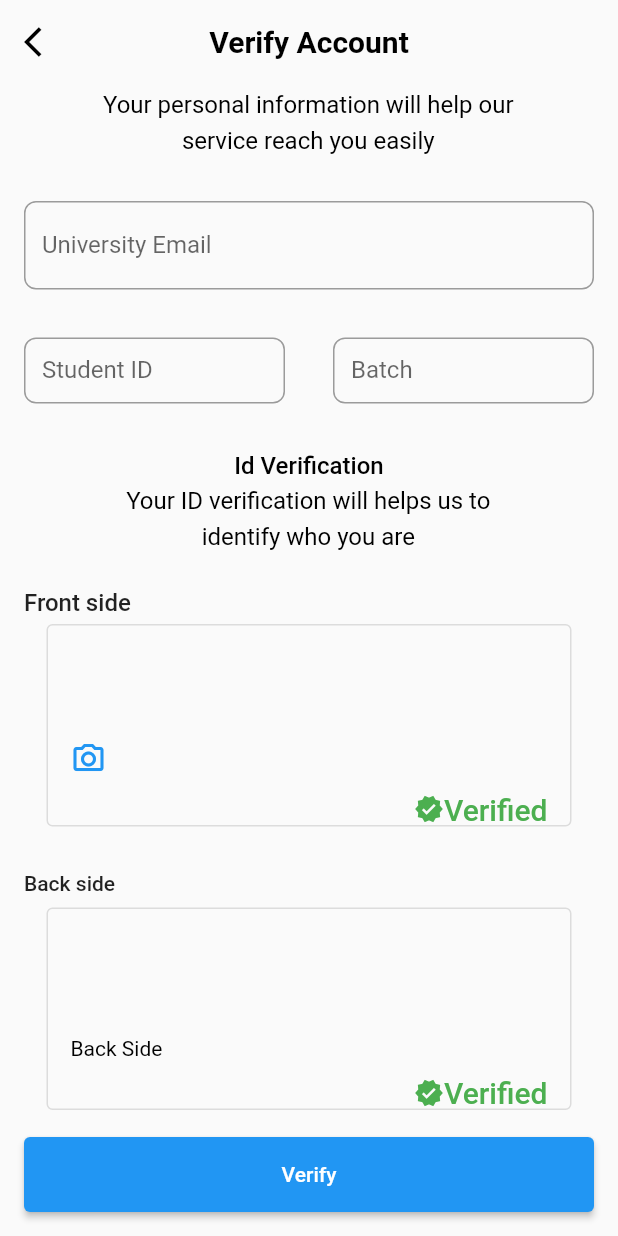
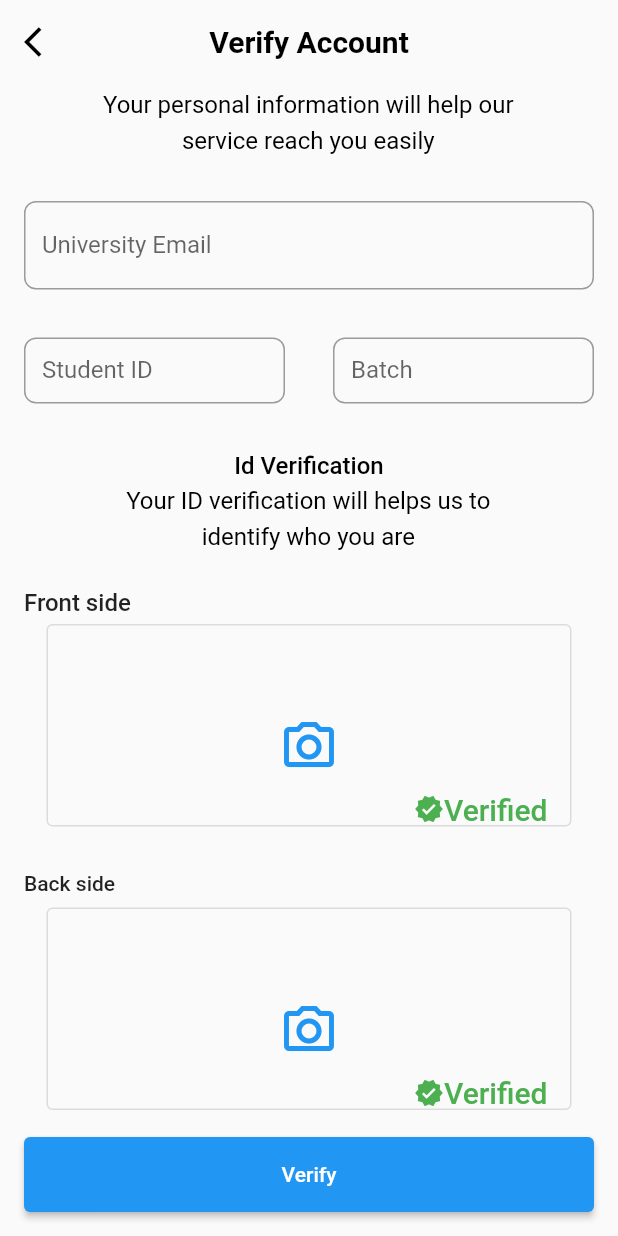
Before and after one commit to Amanthakeshan2000/Mobile-Application-Development-Full-project-, a Flutter app: the screen it shows after launch, on a phone screen of 412 x 824 dp. Run offline on Flutter 3.47's test engine with Material 2 defaults, Android fonts, the phone set to English and light mode, and no system bars; Roboto replaces fonts that are missing (Poppins, poppins).

Commit message:
camera icon

```diff
--- a/mobile_application/lib/pages/verify_account_1.dart
+++ b/mobile_application/lib/pages/verify_account_1.dart
@@ -1,3 +1,5 @@
+// ignore_for_file: prefer_const_literals_to_create_immutables, prefer_const_constructors
+
 import 'package:flutter/material.dart';
 
 class MyPage extends StatelessWidget {
@@ -155,8 +157,10 @@ class MyPage extends StatelessWidget {
                                   mainAxisAlignment: MainAxisAlignment.end,
                                   crossAxisAlignment: CrossAxisAlignment.start,
                                   children: [
-                                    Icon(
-                                      Icons.camera_alt_outlined,
+                                    Align(
+                                      alignment: Alignment.center,
+                                      child: Icon(Icons.camera_alt_outlined,
+                                          size: 40.0),
                                     ),
                                     SizedBox(height: 10),
                                     Row(
@@ -216,13 +220,10 @@ class MyPage extends StatelessWidget {
                                   mainAxisAlignment: MainAxisAlignment.end,
                                   crossAxisAlignment: CrossAxisAlignment.start,
                                   children: [
-                                    Text(
-                                      "Back Side",
-                                      style: TextStyle(
-                                        color: Colors.black,
-                                        fontSize: 14.0,
-                                        fontWeight: FontWeight.w400,
-                                      ),
+                                    Align(
+                                      alignment: Alignment.center,
+                                      child: Icon(Icons.camera_alt_outlined,
+                                          size: 40.0),
                                     ),
                                     SizedBox(height: 10),
                                     Row(
```
